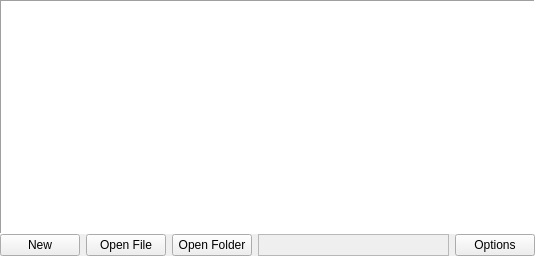
Old version of the form liteidex/src/plugins/welcome/welcomewidget.ui in the repository visualfc/liteide.
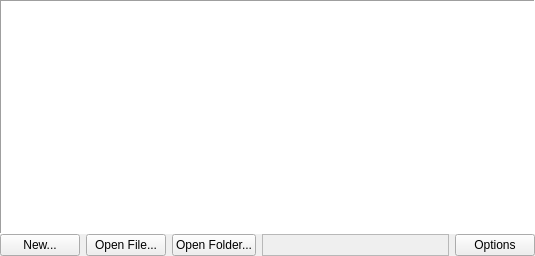
New version of the form. Custom widgets are drawn as their Qt base class.

Diff of the .ui file:
```diff
--- a/liteidex/src/plugins/welcome/welcomewidget.ui
+++ b/liteidex/src/plugins/welcome/welcomewidget.ui
@@ -35,7 +35,7 @@
      <item>
       <widget class="QPushButton" name="newFileButton">
        <property name="text">
-        <string>New</string>
+        <string>New...</string>
        </property>
        <property name="flat">
         <bool>false</bool>
@@ -45,7 +45,7 @@
      <item>
       <widget class="QPushButton" name="openFileButton">
        <property name="text">
-        <string>Open File</string>
+        <string>Open File...</string>
        </property>
        <property name="flat">
         <bool>false</bool>
@@ -55,7 +55,7 @@
      <item>
       <widget class="QPushButton" name="openFolderButton">
        <property name="text">
-        <string>Open Folder</string>
+        <string>Open Folder...</string>
        </property>
        <property name="flat">
         <bool>false</bool>
```
